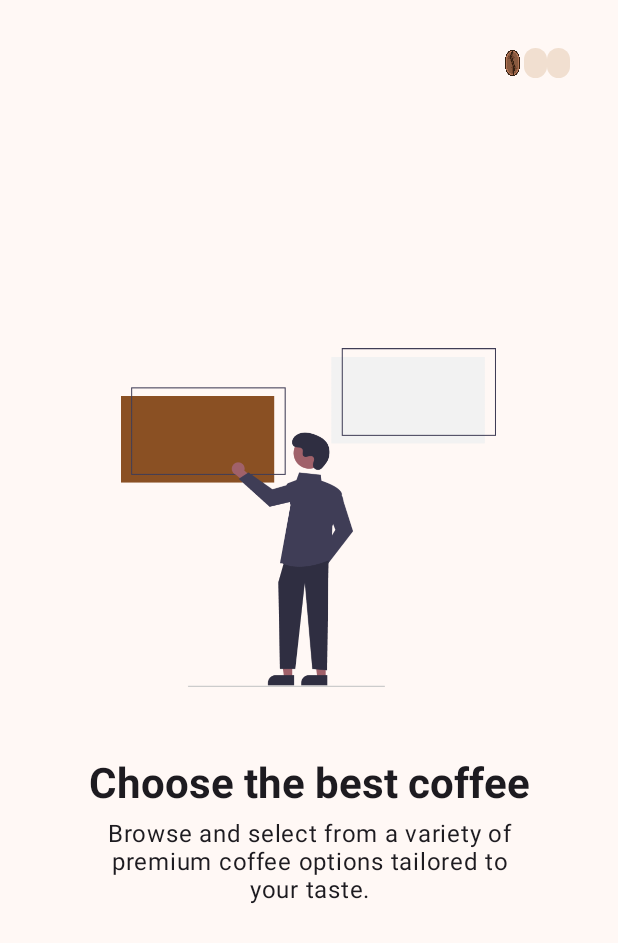
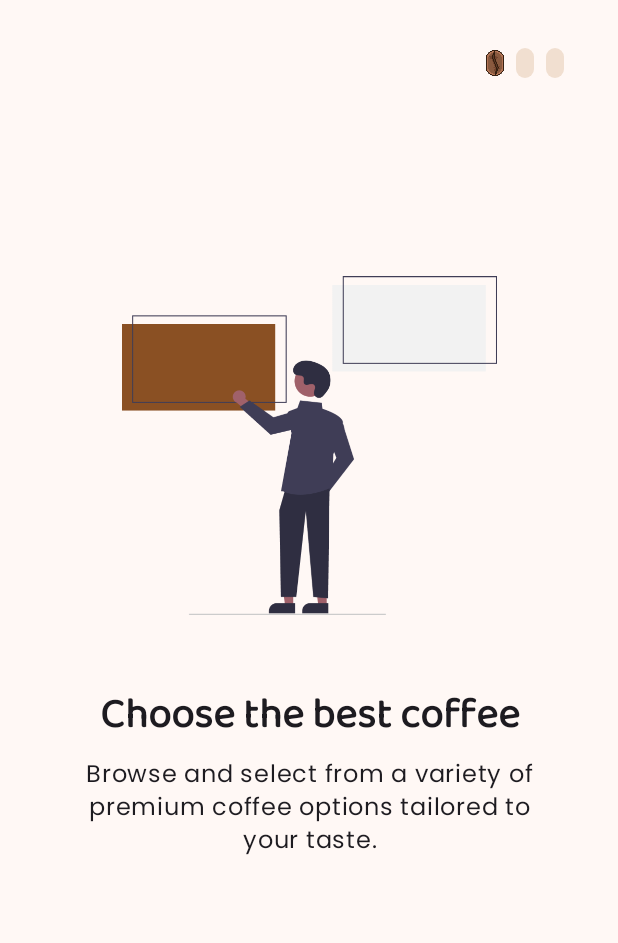
Before and after one commit to zenmobiledev/Kophi, an Android app: the screen it shows after launch (AppIntroActivity), on a phone screen of 412 x 824 dp. Shown: the top 943 px of the screen. Run offline under Robolectric (Android 15) with nearby library versions, the phone set to English and light mode, and no system bars.

Commit message:
Fix UI in indicator.xml on the onboarding screen

```diff
--- a/app/src/main/java/com/example/kophi/ui/dashboard/DashboardViewModel.kt
+++ b/app/src/main/java/com/example/kophi/presentation/ui/dashboard/DashboardViewModel.kt
@@ -1,4 +1,4 @@
-package com.example.kophi.ui.dashboard
+package com.example.kophi.presentation.ui.dashboard
 
 import androidx.lifecycle.LiveData
 import androidx.lifecycle.MutableLiveData
--- a/app/src/main/java/com/example/kophi/ui/home/HomeFragment.kt
+++ b/app/src/main/java/com/example/kophi/presentation/ui/home/HomeFragment.kt
@@ -1,4 +1,4 @@
-package com.example.kophi.ui.home
+package com.example.kophi.presentation.ui.home
 
 import android.os.Bundle
 import android.view.LayoutInflater
--- a/app/src/main/java/com/example/kophi/ui/notifications/NotificationsViewModel.kt
+++ b/app/src/main/java/com/example/kophi/presentation/ui/home/HomeViewModel.kt
@@ -1,13 +1,13 @@
-package com.example.kophi.ui.notifications
+package com.example.kophi.presentation.ui.home
 
 import androidx.lifecycle.LiveData
 import androidx.lifecycle.MutableLiveData
 import androidx.lifecycle.ViewModel
 
-class NotificationsViewModel : ViewModel() {
+class HomeViewModel : ViewModel() {
 
     private val _text = MutableLiveData<String>().apply {
-        value = "This is notifications Fragment"
+        value = "This is home Fragment"
     }
     val text: LiveData<String> = _text
 }
--- a/app/src/main/java/com/example/kophi/MainActivity.kt
+++ b/app/src/main/java/com/example/kophi/presentation/ui/main/MainActivity.kt
@@ -1,4 +1,4 @@
-package com.example.kophi
+package com.example.kophi.presentation.ui.main
 
 import android.os.Bundle
 import androidx.activity.enableEdgeToEdge
@@ -7,6 +7,7 @@
 import androidx.navigation.ui.AppBarConfiguration
 import androidx.navigation.ui.setupActionBarWithNavController
 import androidx.navigation.ui.setupWithNavController
+import com.example.kophi.R
 import com.example.kophi.databinding.ActivityMainBinding
 import com.google.android.material.bottomnavigation.BottomNavigationView
 
--- a/app/src/main/java/com/example/kophi/ui/home/HomeViewModel.kt
+++ b/app/src/main/java/com/example/kophi/presentation/ui/notifications/NotificationsViewModel.kt
@@ -1,13 +1,13 @@
-package com.example.kophi.ui.home
+package com.example.kophi.presentation.ui.notifications
 
 import androidx.lifecycle.LiveData
 import androidx.lifecycle.MutableLiveData
 import androidx.lifecycle.ViewModel
 
-class HomeViewModel : ViewModel() {
+class NotificationsViewModel : ViewModel() {
 
     private val _text = MutableLiveData<String>().apply {
-        value = "This is home Fragment"
+        value = "This is notifications Fragment"
     }
     val text: LiveData<String> = _text
 }
--- a/app/src/main/java/com/example/kophi/ui/onboarding/activity/AppIntroActivity.kt
+++ b/app/src/main/java/com/example/kophi/presentation/ui/onboarding/AppIntroActivity.kt
@@ -1,4 +1,4 @@
-package com.example.kophi.ui.onboarding.activity
+package com.example.kophi.presentation.ui.onboarding
 
 import android.content.Intent
 import android.os.Bundle
@@ -7,10 +7,10 @@
 import androidx.core.splashscreen.SplashScreen.Companion.installSplashScreen
 import androidx.core.view.ViewCompat
 import androidx.core.view.WindowInsetsCompat
-import com.example.kophi.MainActivity
 import com.example.kophi.R
 import com.example.kophi.databinding.ActivityAppIntroBinding
-import com.example.kophi.ui.onboarding.adapter.AppIntroViewPager2Adapter
+import com.example.kophi.presentation.ui.main.MainActivity
+import com.example.kophi.presentation.ui.onboarding.adapter.AppIntroViewPager2Adapter
 import com.google.android.material.tabs.TabLayoutMediator
 
 class AppIntroActivity : AppCompatActivity() {
--- a/app/src/main/java/com/example/kophi/ui/onboarding/adapter/AppIntroViewPager2Adapter.kt
+++ b/app/src/main/java/com/example/kophi/presentation/ui/onboarding/adapter/AppIntroViewPager2Adapter.kt
@@ -1,4 +1,4 @@
-package com.example.kophi.ui.onboarding.adapter
+package com.example.kophi.presentation.ui.onboarding.adapter
 
 import android.view.LayoutInflater
 import android.view.ViewGroup
@@ -6,7 +6,7 @@
 import androidx.recyclerview.widget.RecyclerView
 import com.example.kophi.R
 import com.example.kophi.databinding.ItemOnboardingScreenBinding
-import com.example.kophi.ui.onboarding.activity.AppIntroActivity
+import com.example.kophi.presentation.ui.onboarding.AppIntroActivity
 
 class AppIntroViewPager2Adapter(private val listener: IOnButton) :
     RecyclerView.Adapter<AppIntroViewPager2Adapter.ViewHolder>() {
--- a/app/src/main/res/drawable/indicator.xml
+++ b/app/src/main/res/drawable/indicator.xml
@@ -1,15 +1,16 @@
 <?xml version="1.0" encoding="utf-8"?>
-<layer-list>
-    <item>
-        <shape xmlns:android="http://schemas.android.com/apk/res/android"
+<layer-list xmlns:android="http://schemas.android.com/apk/res/android">
+    <item
+        android:left="4dp"
+        android:right="4dp">
+
+        <shape
             android:shape="rectangle"
-            android:tint="@color/md_theme_surfaceVariant"
             android:useLevel="false">
+
             <corners android:radius="8dp" />
 
-<!--            <size-->
-<!--                android:width="15dp"-->
-<!--                android:height="20dp" />-->
+            <solid android:color="@color/md_theme_surfaceVariant" />
         </shape>
     </item>
 </layer-list>
--- a/app/src/main/res/layout/activity_app_intro.xml
+++ b/app/src/main/res/layout/activity_app_intro.xml
@@ -6,7 +6,7 @@
     android:layout_width="match_parent"
     android:layout_height="match_parent"
     android:fitsSystemWindows="true"
-    tools:context=".ui.onboarding.activity.AppIntroActivity">
+    tools:context=".presentation.ui.onboarding.AppIntroActivity">
 
     <!--ViewPager2-->
     <androidx.viewpager2.widget.ViewPager2
@@ -17,18 +17,14 @@
     <!--indicator-->
     <com.google.android.material.tabs.TabLayout
         android:id="@+id/tabLayout"
-        android:layout_width="0dp"
+        android:layout_width="60dp"
         android:layout_height="20dp"
-        android:layout_gravity="bottom"
         android:layout_marginTop="32dp"
         android:layout_marginEnd="32dp"
         android:background="@color/md_theme_surface"
         app:layout_constraintEnd_toEndOf="parent"
         app:layout_constraintTop_toTopOf="parent"
         app:tabBackground="@drawable/tab_selector"
-        app:tabIndicatorFullWidth="true"
         app:tabIndicatorHeight="0dp"
-        app:tabMaxWidth="15dp"
-        app:tabMode="fixed"
         app:tabRippleColor="@null" />
 </androidx.constraintlayout.widget.ConstraintLayout>
--- a/app/src/main/res/layout/fragment_dashboard.xml
+++ b/app/src/main/res/layout/fragment_dashboard.xml
@@ -4,7 +4,7 @@
     xmlns:tools="http://schemas.android.com/tools"
     android:layout_width="match_parent"
     android:layout_height="match_parent"
-    tools:context=".ui.dashboard.DashboardFragment">
+    tools:context=".presentation.ui.dashboard.DashboardFragment">
 
     <TextView
         android:id="@+id/text_dashboard"
--- a/app/src/main/res/layout/fragment_home.xml
+++ b/app/src/main/res/layout/fragment_home.xml
@@ -4,7 +4,7 @@
     xmlns:tools="http://schemas.android.com/tools"
     android:layout_width="match_parent"
     android:layout_height="match_parent"
-    tools:context=".ui.home.HomeFragment">
+    tools:context=".presentation.ui.home.HomeFragment">
 
     <TextView
         android:id="@+id/text_home"
--- a/app/src/main/res/layout/fragment_notifications.xml
+++ b/app/src/main/res/layout/fragment_notifications.xml
@@ -4,7 +4,7 @@
     xmlns:tools="http://schemas.android.com/tools"
     android:layout_width="match_parent"
     android:layout_height="match_parent"
-    tools:context=".ui.notifications.NotificationsFragment">
+    tools:context=".presentation.ui.notifications.NotificationsFragment">
 
     <TextView
         android:id="@+id/text_notifications"
--- a/app/src/main/res/layout/item_onboarding_screen.xml
+++ b/app/src/main/res/layout/item_onboarding_screen.xml
@@ -1,18 +1,20 @@
 <?xml version="1.0" encoding="utf-8"?>
-<androidx.appcompat.widget.LinearLayoutCompat xmlns:android="http://schemas.android.com/apk/res/android"
+<androidx.constraintlayout.widget.ConstraintLayout xmlns:android="http://schemas.android.com/apk/res/android"
     xmlns:app="http://schemas.android.com/apk/res-auto"
     xmlns:tools="http://schemas.android.com/tools"
     android:id="@+id/main"
     android:layout_width="match_parent"
-    android:layout_height="match_parent"
-    android:layout_centerHorizontal="true"
-    android:gravity="center"
-    android:orientation="vertical">
+    android:layout_height="match_parent">
 
     <androidx.appcompat.widget.AppCompatImageView
         android:id="@+id/iv_image"
         android:layout_width="250dp"
         android:layout_height="250dp"
+        app:layout_constraintVertical_bias="0.3"
+        app:layout_constraintBottom_toBottomOf="parent"
+        app:layout_constraintEnd_toEndOf="parent"
+        app:layout_constraintStart_toStartOf="parent"
+        app:layout_constraintTop_toTopOf="parent"
         tools:src="@tools:sample/avatars" />
 
     <androidx.appcompat.widget.AppCompatTextView
@@ -24,6 +26,7 @@
         android:textAlignment="center"
         android:textAppearance="@style/Headline.Medium"
         android:textStyle="bold"
+        app:layout_constraintTop_toBottomOf="@+id/iv_image"
         tools:text="@tools:sample/lorem" />
 
     <androidx.appcompat.widget.AppCompatTextView
@@ -33,8 +36,8 @@
         android:layout_marginHorizontal="32dp"
         android:layout_marginTop="4dp"
         android:textAlignment="center"
-
         android:textAppearance="@style/Body.Large"
+        app:layout_constraintTop_toBottomOf="@id/tv_title"
         tools:text="@tools:sample/lorem" />
 
     <com.google.android.material.button.MaterialButton
@@ -42,11 +45,13 @@
         android:layout_width="wrap_content"
         android:layout_height="wrap_content"
         android:layout_marginTop="32dp"
-        android:layout_marginBottom="64dp"
         android:text="Get Started"
         android:textAllCaps="true"
         android:textAppearance="@style/Label.Large"
         android:visibility="gone"
         app:cornerRadius="8dp"
+        app:layout_constraintEnd_toEndOf="parent"
+        app:layout_constraintStart_toStartOf="parent"
+        app:layout_constraintTop_toBottomOf="@+id/tv_sub_title"
         tools:visibility="visible" />
-</androidx.appcompat.widget.LinearLayoutCompat>
+</androidx.constraintlayout.widget.ConstraintLayout>
--- a/app/src/main/res/navigation/mobile_navigation.xml
+++ b/app/src/main/res/navigation/mobile_navigation.xml
@@ -7,19 +7,19 @@
 
     <fragment
         android:id="@+id/navigation_home"
-        android:name="com.example.kophi.ui.home.HomeFragment"
+        android:name="com.example.kophi.presentation.ui.home.HomeFragment"
         android:label="@string/title_home"
         tools:layout="@layout/fragment_home" />
 
     <fragment
         android:id="@+id/navigation_dashboard"
-        android:name="com.example.kophi.ui.dashboard.DashboardFragment"
+        android:name="com.example.kophi.presentation.ui.dashboard.DashboardFragment"
         android:label="@string/title_dashboard"
         tools:layout="@layout/fragment_dashboard" />
 
     <fragment
         android:id="@+id/navigation_notifications"
-        android:name="com.example.kophi.ui.notifications.NotificationsFragment"
+        android:name="com.example.kophi.presentation.ui.notifications.NotificationsFragment"
         android:label="@string/title_notifications"
         tools:layout="@layout/fragment_notifications" />
 </navigation>
```
Also changed, not shown: app/src/main/AndroidManifest.xml (+9 -6 lines), app/src/main/java/com/example/kophi/presentation/ui/dashboard/DashboardFragment.kt (renamed from app/src/main/java/com/example/kophi/ui/notifications/NotificationsFragment.kt, +9 -9 lines), app/src/main/java/com/example/kophi/presentation/ui/notifications/NotificationsFragment.kt (renamed from app/src/main/java/com/example/kophi/ui/dashboard/DashboardFragment.kt, +9 -9 lines), app/src/main/res/values/themes.xml (+16 -0 lines).
